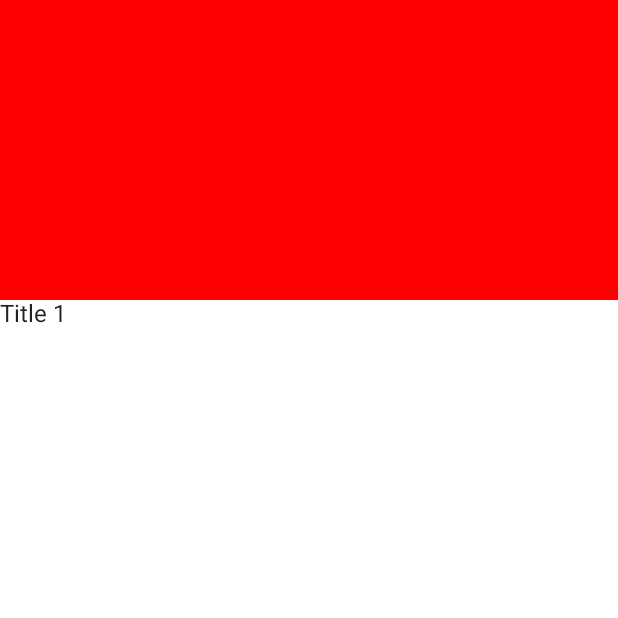
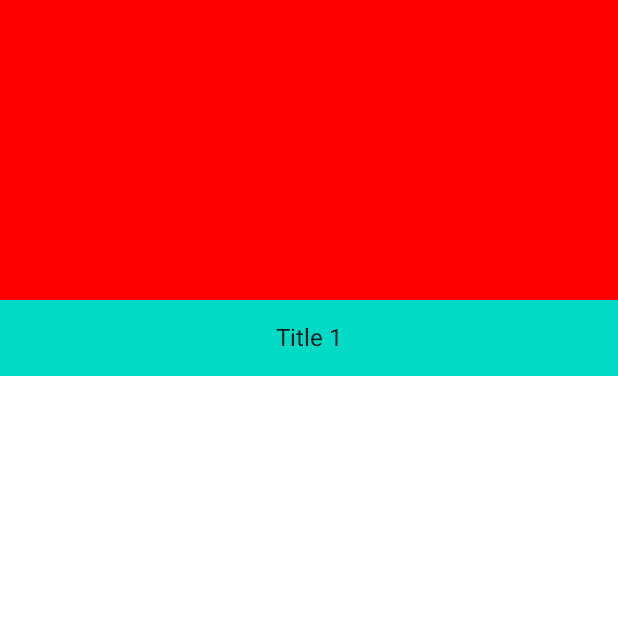
Before and after one commit to joseluisgs/MyMoviesCompose, an Android app built with Jetpack Compose: the screen it shows after launch (MainActivity), on a phone screen of 412 x 824 dp, the top half of it. Run offline under Robolectric (Android 15) with nearby library versions, the phone set to English and light mode, and no system bars.

Commit message:
Modifiers

```diff
--- a/app/src/main/java/dev/joseluis/mymoviescompose/MainActivity.kt
+++ b/app/src/main/java/dev/joseluis/mymoviescompose/MainActivity.kt
@@ -2,9 +2,12 @@ package dev.joseluis.mymoviescompose
 
 import android.content.res.Configuration.UI_MODE_NIGHT_YES
 import android.os.Bundle
+import android.widget.Button
 import androidx.activity.ComponentActivity
 import androidx.activity.compose.setContent
 import androidx.compose.foundation.background
+import androidx.compose.foundation.border
+import androidx.compose.foundation.clickable
 import androidx.compose.foundation.layout.*
 import androidx.compose.material.MaterialTheme
 import androidx.compose.material.Surface
@@ -12,6 +15,7 @@ import androidx.compose.material.Text
 import androidx.compose.runtime.Composable
 import androidx.compose.ui.Alignment
 import androidx.compose.ui.Modifier
+import androidx.compose.ui.draw.alpha
 import androidx.compose.ui.graphics.Color
 import androidx.compose.ui.tooling.preview.Preview
 import androidx.compose.ui.unit.dp
@@ -61,6 +65,40 @@ fun MediaItem() {
         ) {
             // Aquí irán las dos images
         }
-        Text(text = "Title 1")
+        Box(
+            contentAlignment = Alignment.Center,
+            modifier = Modifier
+               .fillMaxWidth()
+               .background(MaterialTheme.colors.secondary)
+                .padding(16.dp)
+        ) {
+            Text(text = "Title 1")
+        }
     }
 }
+
+@Preview(
+    showBackground = true,
+    widthDp = 400,
+    heightDp = 400,
+    uiMode = UI_MODE_NIGHT_YES
+)
+
+// Puedo usar modifier para modificar el composable
+// Crearlo genérico y luego usarlo en varios sitios personalizado
+@Composable
+fun ButtonText(modifier: Modifier = Modifier) {
+    // Cuidado con el orden!!!
+    Box(modifier = Modifier
+        .fillMaxSize(),
+        contentAlignment = Alignment.Center) {
+        Text(text = "Button",
+            modifier = modifier
+                .clickable { /*TODO*/ }
+                .background(Color.Cyan)
+                .border(2.dp, Color.Blue)
+                .padding(horizontal = 16.dp, vertical = 8.dp)
+
+        )
+    }
+}
```
